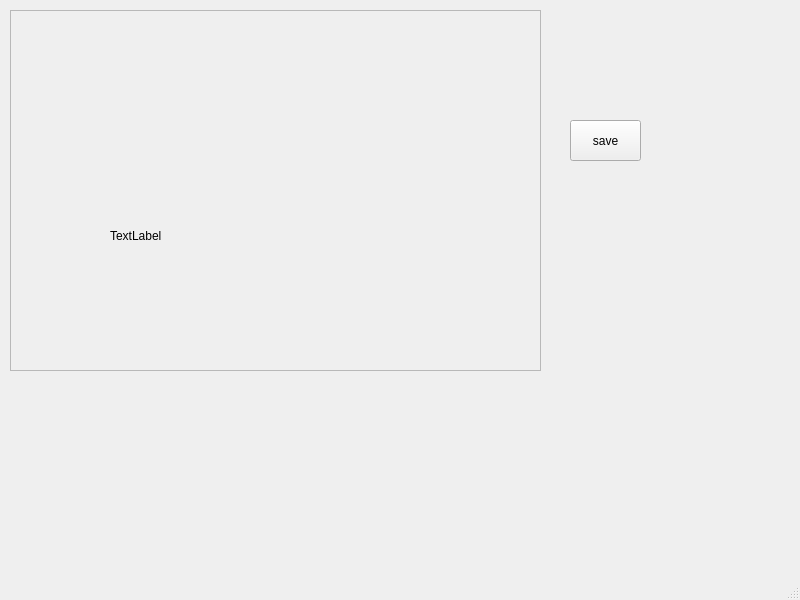
The window that ui.ui (CBNU-Raspberry-Pi/Raspberry_Pi_Traker_2023) describes before a commit, drawn with Qt 5.
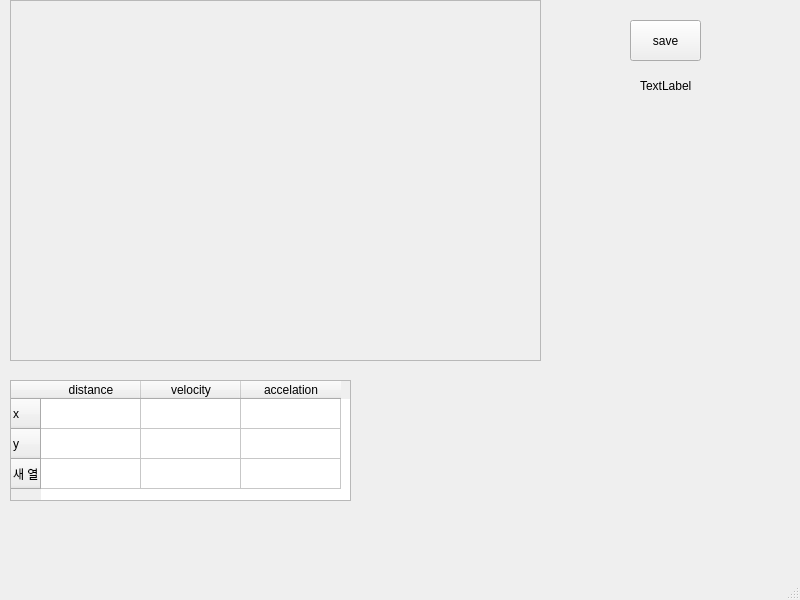
The same window after the commit.

Diff of the .ui file:
```diff
--- a/ui.ui
+++ b/ui.ui
@@ -17,8 +17,8 @@
    <widget class="QPushButton" name="btn1">
     <property name="geometry">
      <rect>
-      <x>570</x>
-      <y>120</y>
+      <x>630</x>
+      <y>20</y>
       <width>71</width>
       <height>41</height>
      </rect>
@@ -27,11 +27,11 @@
      <string>save</string>
     </property>
    </widget>
-   <widget class="QFrame" name="frame">
+   <widget class="QFrame" name="VidioFrame">
     <property name="geometry">
      <rect>
       <x>10</x>
-      <y>10</y>
+      <y>0</y>
       <width>531</width>
       <height>361</height>
      </rect>
@@ -42,11 +42,12 @@
     <property name="frameShadow">
      <enum>QFrame::Raised</enum>
     </property>
+   </widget>
     <widget class="QLabel" name="label1">
      <property name="geometry">
       <rect>
-       <x>100</x>
-       <y>220</y>
+      <x>640</x>
+      <y>80</y>
        <width>56</width>
        <height>12</height>
       </rect>
@@ -55,6 +56,50 @@
       <string>TextLabel</string>
      </property>
     </widget>
+   <widget class="QTableWidget" name="tableWidget">
+    <property name="geometry">
+     <rect>
+      <x>10</x>
+      <y>380</y>
+      <width>341</width>
+      <height>121</height>
+     </rect>
+    </property>
+    <row>
+     <property name="text">
+      <string>x</string>
+     </property>
+    </row>
+    <row>
+     <property name="text">
+      <string>y</string>
+     </property>
+    </row>
+    <row>
+     <property name="text">
+      <string>새 열</string>
+     </property>
+    </row>
+    <column>
+     <property name="text">
+      <string>distance</string>
+     </property>
+    </column>
+    <column>
+     <property name="text">
+      <string>velocity</string>
+     </property>
+    </column>
+    <column>
+     <property name="text">
+      <string>accelation</string>
+     </property>
+    </column>
+    <item row="0" column="0">
+     <property name="text">
+      <string/>
+     </property>
+    </item>
    </widget>
   </widget>
   <widget class="QMenuBar" name="menubar">
```
Lines whose indentation alone changed are shown as unchanged.
